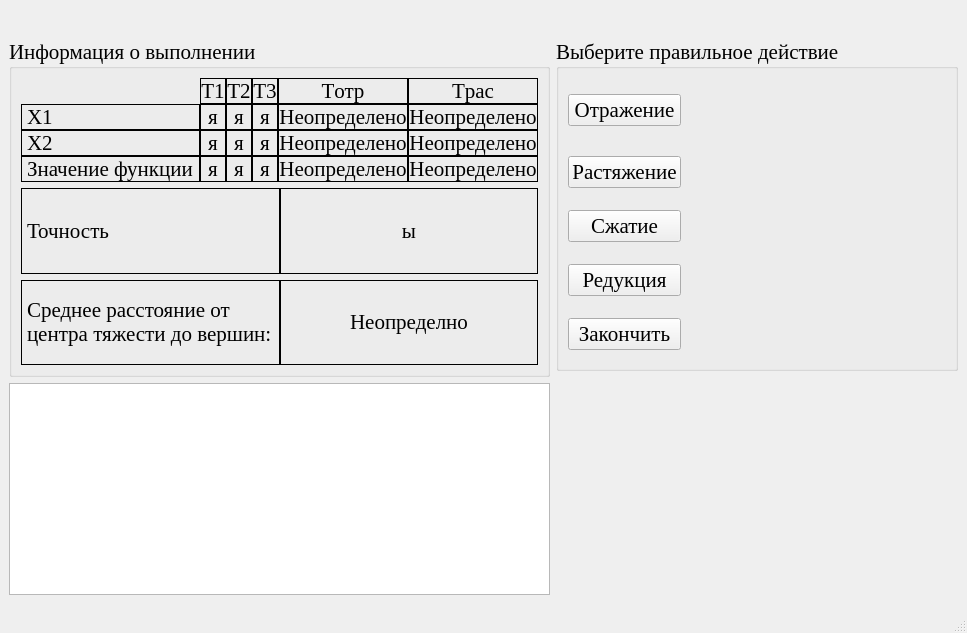
Qt form optimizationmethods/ui/NeMi.ui (Eliminationzx/optimizationmethods) before a commit.
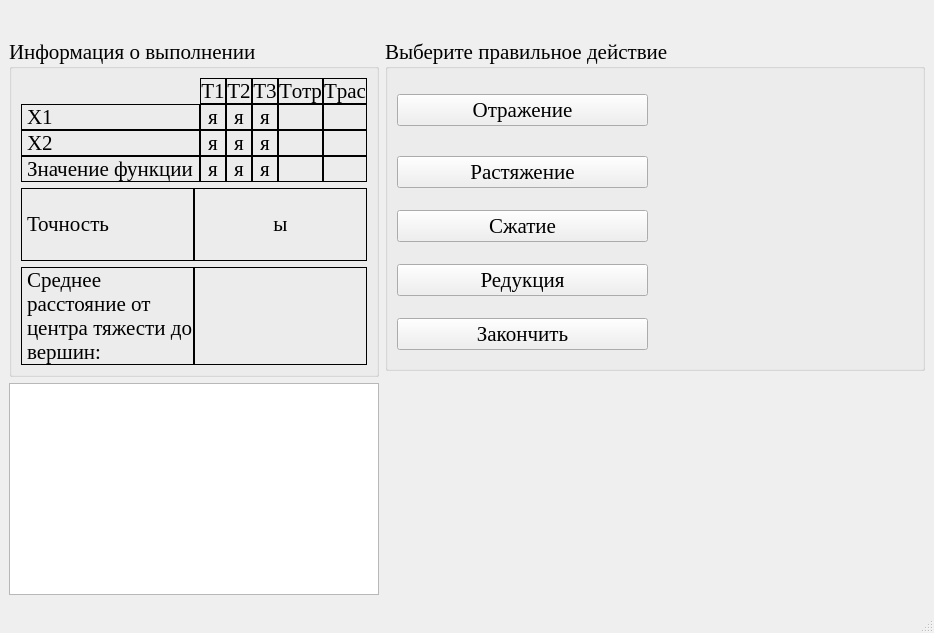
The same form after that commit. Icons and pictures are not drawn.

What changed in the file:
```diff
--- a/optimizationmethods/ui/NeMi.ui
+++ b/optimizationmethods/ui/NeMi.ui
@@ -192,9 +192,6 @@
            <property name="frameShape">
             <enum>QFrame::Box</enum>
            </property>
-           <property name="text">
-            <string>Неопределено</string>
-           </property>
            <property name="alignment">
             <set>Qt::AlignCenter</set>
            </property>
@@ -208,9 +205,6 @@
            <property name="frameShape">
             <enum>QFrame::Box</enum>
            </property>
-           <property name="text">
-            <string>Неопределено</string>
-           </property>
            <property name="alignment">
             <set>Qt::AlignCenter</set>
            </property>
@@ -285,9 +279,6 @@
            <property name="frameShape">
             <enum>QFrame::Box</enum>
            </property>
-           <property name="text">
-            <string>Неопределено</string>
-           </property>
            <property name="alignment">
             <set>Qt::AlignCenter</set>
            </property>
@@ -301,9 +292,6 @@
            <property name="frameShape">
             <enum>QFrame::Box</enum>
            </property>
-           <property name="text">
-            <string>Неопределено</string>
-           </property>
            <property name="alignment">
             <set>Qt::AlignCenter</set>
            </property>
@@ -378,9 +366,6 @@
            <property name="frameShape">
             <enum>QFrame::Box</enum>
            </property>
-           <property name="text">
-            <string>Неопределено</string>
-           </property>
            <property name="alignment">
             <set>Qt::AlignCenter</set>
            </property>
@@ -394,9 +379,6 @@
            <property name="frameShape">
             <enum>QFrame::Box</enum>
            </property>
-           <property name="text">
-            <string>Неопределено</string>
-           </property>
            <property name="alignment">
             <set>Qt::AlignCenter</set>
            </property>
@@ -469,9 +451,6 @@
            <property name="frameShape">
             <enum>QFrame::Box</enum>
            </property>
-           <property name="text">
-            <string>Неопределно</string>
-           </property>
            <property name="alignment">
             <set>Qt::AlignCenter</set>
            </property>
```
